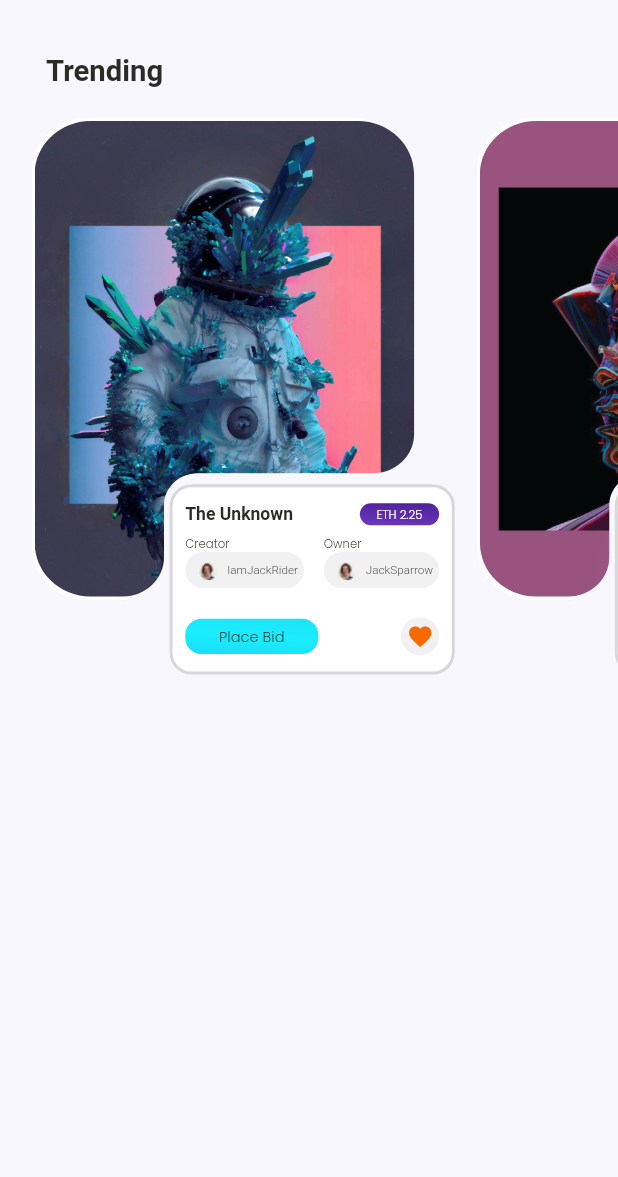
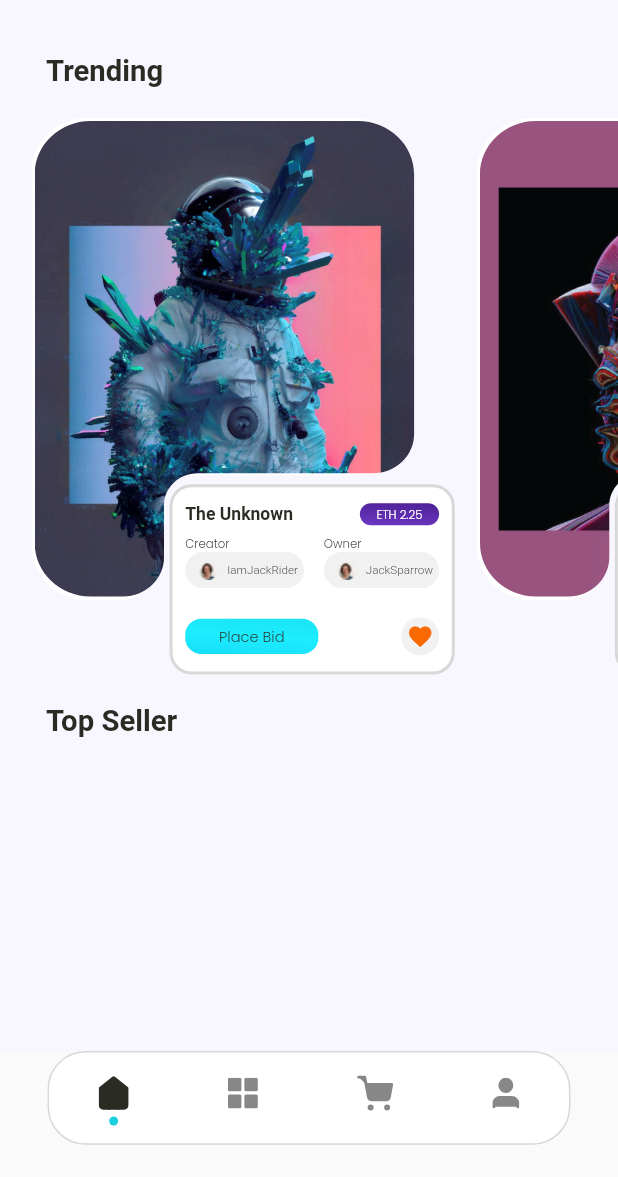
Before and after one commit to enoch-aik/nft_app, a Flutter app: the screen it shows after launch, on a phone screen of 412 x 824 dp, the part 59-1236 px from its top. Run offline on Flutter 3.47's test engine with Material 2 defaults, Android fonts, the light colour scheme and no system bars; our stand-ins replace flutter_screenutil, flutter_svg, google_fonts.

Commit message:
added bottom_nav

```diff
--- /dev/null
+++ b/lib/screens/home/components/bottom_nav_icon.dart
@@ -0,0 +1,30 @@
+import 'package:nft_app/app.dart';
+
+Widget bottomNavIcon(
+    {required String iconPath, required int value, required int index}) {
+  return Column(
+    crossAxisAlignment: CrossAxisAlignment.center,
+    mainAxisAlignment: MainAxisAlignment.center,
+    children: [
+      Padding(
+        padding: EdgeInsets.all(4.h),
+        child: SvgPicture.asset(
+          iconPath,
+          color:
+              value == index ? CustomColors.textColor : const Color(0xff878787),
+        ),
+      ),
+      value == index
+          ? Container(
+              width: 6,
+              height: 6,
+              decoration: const BoxDecoration(
+                  color: CustomColors.appColor, shape: BoxShape.circle),
+            )
+          : const SizedBox(
+              height: 6,
+              width: 6,
+            ),
+    ],
+  );
+}
--- a/lib/screens/home/screen.dart
+++ b/lib/screens/home/screen.dart
@@ -2,8 +2,10 @@ import 'package:flutter/services.dart';
 import 'dart:ui' as ui;
 import 'package:nft_app/app.dart';
 import 'package:nft_app/models/nft.dart';
+import 'package:nft_app/screens/home/components/bottom_nav_icon.dart';
 import 'package:nft_app/screens/home/components/trending_card.dart';
 import 'package:nft_app/src/constants/assets.dart';
+import 'package:nft_app/src/constants/bottom_nav.dart';
 import 'package:nft_app/src/constants/nft.dart';
 import 'package:nft_app/src/widgets/custom_shapes/trending.dart';
 
@@ -15,12 +17,7 @@ class HomeScreen extends StatefulWidget {
 }
 
 class _HomeScreenState extends State<HomeScreen> {
-  late ui.Image image;
-
-  @override
-  void initState() {
-    super.initState();
-  }
+  ValueNotifier<int> selectedNav = ValueNotifier(0);
 
   @override
   Widget build(BuildContext context) {
@@ -54,17 +51,63 @@ class _HomeScreenState extends State<HomeScreen> {
               fontWeight: FontWeight.w700,
             ),
           ),
-          SizedBox(height: 380.h,
-            child: ListView.builder(scrollDirection: Axis.horizontal,
-                shrinkWrap: true,physics: const BouncingScrollPhysics(),
+          SizedBox(
+            height: 380.h,
+            child: ListView.builder(
+                scrollDirection: Axis.horizontal,
+                shrinkWrap: true,
+                physics: const BouncingScrollPhysics(),
                 itemBuilder: (context, index) => Padding(
                       padding: EdgeInsets.only(left: index == 0 ? 20.w : 12.w),
                       child: TrendingCard(nft: trending[index]),
                     ),
                 itemCount: trending.length),
           ),
+          Padding(
+            padding: EdgeInsets.fromLTRB(29.w, 20.h, 0, 20.h),
+            child: KText(
+              'Top Seller',
+              fontSize: 20.sp,
+              fontWeight: FontWeight.w700,
+            ),
+          ),
         ],
       ),
+      bottomSheet: ValueListenableBuilder(
+          valueListenable: selectedNav,
+          builder: (context, navState, _) {
+            return Padding(
+              padding: EdgeInsets.fromLTRB(30.w, 0, 30.w, 22.h),
+              child: Container(
+                width: 330.w,
+                height: 64.h,
+                decoration: BoxDecoration(
+                  color: CustomColors.white,
+                  borderRadius: BorderRadius.circular(26.r),
+                  border: Border.all(color: CustomColors.borderColor),
+                ),
+                child: Row(
+                  mainAxisAlignment: MainAxisAlignment.spaceAround,
+                  children: [
+                    ...List.generate(
+                        4,
+                        (index) => InkWell(onTap: (){
+                          selectedNav.value = index;
+                        },
+                          child: bottomNavIcon(
+                              iconPath: bottomNavIcons[index],
+                              value: navState,
+                              index: index),
+                        )),
+                    /* SvgPicture.asset(homeIcon),
+                SvgPicture.asset(discoverIcon),
+                SvgPicture.asset(cartIcon),
+                SvgPicture.asset(profileIcon),*/
+                  ],
+                ),
+              ),
+            );
+          }),
     ));
   }
 }
--- a/lib/src/constants/assets.dart
+++ b/lib/src/constants/assets.dart
@@ -11,3 +11,7 @@ const String user2 = 'assets/images/user2.png';
 const String logo = 'assets/svg/logo.svg';
 const String notificationIcon = 'assets/svg/notification.svg';
 const String likeIcon = 'assets/svg/like.svg';
+const String cartIcon = 'assets/svg/cart.svg';
+const String discoverIcon = 'assets/svg/discover.svg';
+const String homeIcon = 'assets/svg/home.svg';
+const String profileIcon = 'assets/svg/profile.svg';
--- /dev/null
+++ b/lib/src/constants/bottom_nav.dart
@@ -0,0 +1,3 @@
+import 'package:nft_app/src/constants/assets.dart';
+
+List<String> bottomNavIcons = [homeIcon,discoverIcon,cartIcon,profileIcon];
```
Also changed, not shown: assets/svg/cart.svg (added), assets/svg/discover.svg (added), assets/svg/home.svg (added), assets/svg/profile.svg (added).
